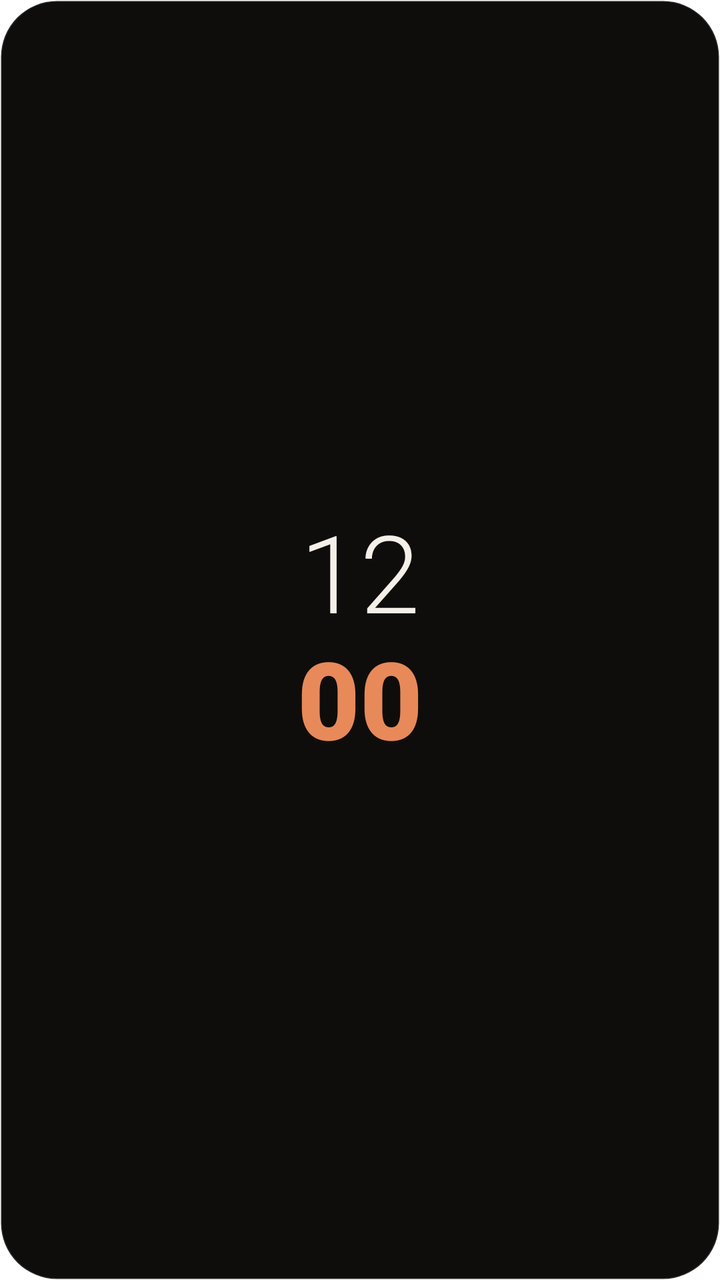
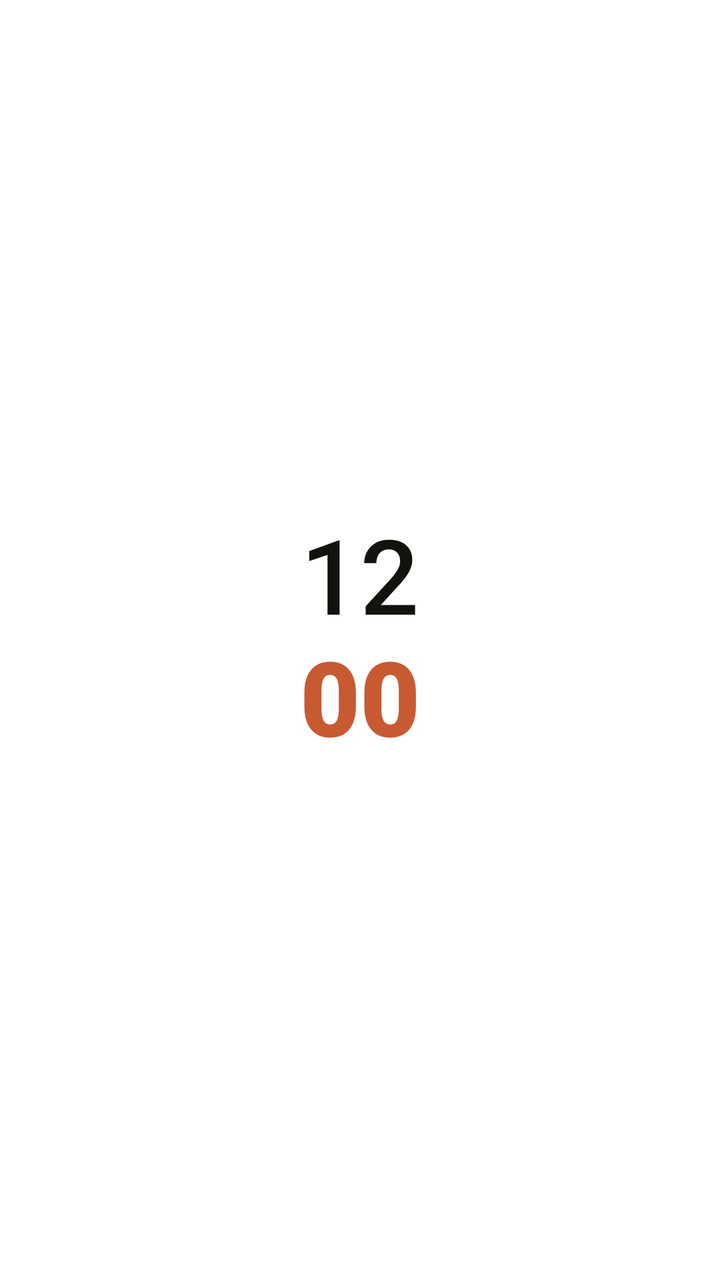

An Android layout rendered at two revisions. The XML below is the earlier revision; the diff shows what the commit changed to produce the second picture.
<!-- AndroidManifest.xml: fallback theme Theme.MaterialComponents.DayNight.NoActionBar -->
<!-- res/layout/widget_clock_stacked.xml -->
<?xml version="1.0" encoding="utf-8"?>
<LinearLayout xmlns:android="http://schemas.android.com/apk/res/android"
    android:id="@+id/widget_root"
    android:layout_width="match_parent"
    android:layout_height="match_parent"
    android:orientation="vertical"
    android:gravity="center"
    android:padding="16dp"
    android:background="@drawable/widget_background_dark">

    <TextClock
        android:id="@+id/clock_hours"
        android:layout_width="wrap_content"
        android:layout_height="wrap_content"
        android:format12Hour="hh"
        android:format24Hour="HH"
        android:textSize="54sp"
        android:fontFamily="sans-serif-light"
        android:textColor="#F4EFE8"
        android:includeFontPadding="false" />

    <TextClock
        android:id="@+id/clock_minutes"
        android:layout_width="wrap_content"
        android:layout_height="wrap_content"
        android:format12Hour="mm"
        android:format24Hour="mm"
        android:textSize="54sp"
        android:fontFamily="sans-serif-black"
        android:textColor="#E8895A"
        android:includeFontPadding="false" />
</LinearLayout>
<!-- resources referenced by this layout -->
<resources>
  <!-- drawable widget_background_dark (drawable) -->
  <?xml version="1.0" encoding="utf-8"?>
  <shape xmlns:android="http://schemas.android.com/apk/res/android"
      android:shape="rectangle">
      <solid android:color="#0F0D0B" />
      <corners android:radius="28dp" />
      <stroke android:width="1dp" android:color="#1FFFFFFF" />
  </shape>
</resources>

<!-- the commit's change to res/layout/widget_clock_stacked.xml (unified diff, before → after) -->
@@ -1,32 +1,42 @@
 <?xml version="1.0" encoding="utf-8"?>
-<LinearLayout xmlns:android="http://schemas.android.com/apk/res/android"
+<FrameLayout xmlns:android="http://schemas.android.com/apk/res/android"
     android:id="@+id/widget_root"
     android:layout_width="match_parent"
-    android:layout_height="match_parent"
-    android:orientation="vertical"
-    android:gravity="center"
-    android:padding="16dp"
-    android:background="@drawable/widget_background_dark">
+    android:layout_height="match_parent">
 
-    <TextClock
-        android:id="@+id/clock_hours"
-        android:layout_width="wrap_content"
-        android:layout_height="wrap_content"
-        android:format12Hour="hh"
-        android:format24Hour="HH"
-        android:textSize="54sp"
-        android:fontFamily="sans-serif-light"
-        android:textColor="#F4EFE8"
-        android:includeFontPadding="false" />
+    <ImageView
+        android:id="@+id/widget_bg"
+        android:layout_width="match_parent"
+        android:layout_height="match_parent"
+        android:scaleType="fitXY" />
 
-    <TextClock
-        android:id="@+id/clock_minutes"
-        android:layout_width="wrap_content"
-        android:layout_height="wrap_content"
-        android:format12Hour="mm"
-        android:format24Hour="mm"
-        android:textSize="54sp"
-        android:fontFamily="sans-serif-black"
-        android:textColor="#E8895A"
-        android:includeFontPadding="false" />
-</LinearLayout>
+    <LinearLayout
+        android:layout_width="match_parent"
+        android:layout_height="match_parent"
+        android:orientation="vertical"
+        android:gravity="center"
+        android:padding="16dp">
+
+        <TextClock
+            android:id="@+id/clock_hours"
+            android:layout_width="wrap_content"
+            android:layout_height="wrap_content"
+            android:format12Hour="hh"
+            android:format24Hour="HH"
+            android:textSize="52sp"
+            android:fontFamily="sans-serif-medium"
+            android:textColor="#14120E"
+            android:includeFontPadding="false" />
+
+        <TextClock
+            android:id="@+id/clock_minutes"
+            android:layout_width="wrap_content"
+            android:layout_height="wrap_content"
+            android:format12Hour="mm"
+            android:format24Hour="mm"
+            android:textSize="52sp"
+            android:fontFamily="sans-serif-black"
+            android:textColor="#C85A32"
+            android:includeFontPadding="false" />
+    </LinearLayout>
+</FrameLayout>
<!-- resource entries referenced after the edit -->
@@ -1,12 +1,5 @@
 <!-- resources referenced by this layout -->
 <resources>
-  <!-- drawable widget_background_dark (drawable) -->
-  <?xml version="1.0" encoding="utf-8"?>
-  <shape xmlns:android="http://schemas.android.com/apk/res/android"
-      android:shape="rectangle">
-      <solid android:color="#0F0D0B" />
-      <corners android:radius="28dp" />
-      <stroke android:width="1dp" android:color="#1FFFFFFF" />
-  </shape>
+
 </resources>
 
